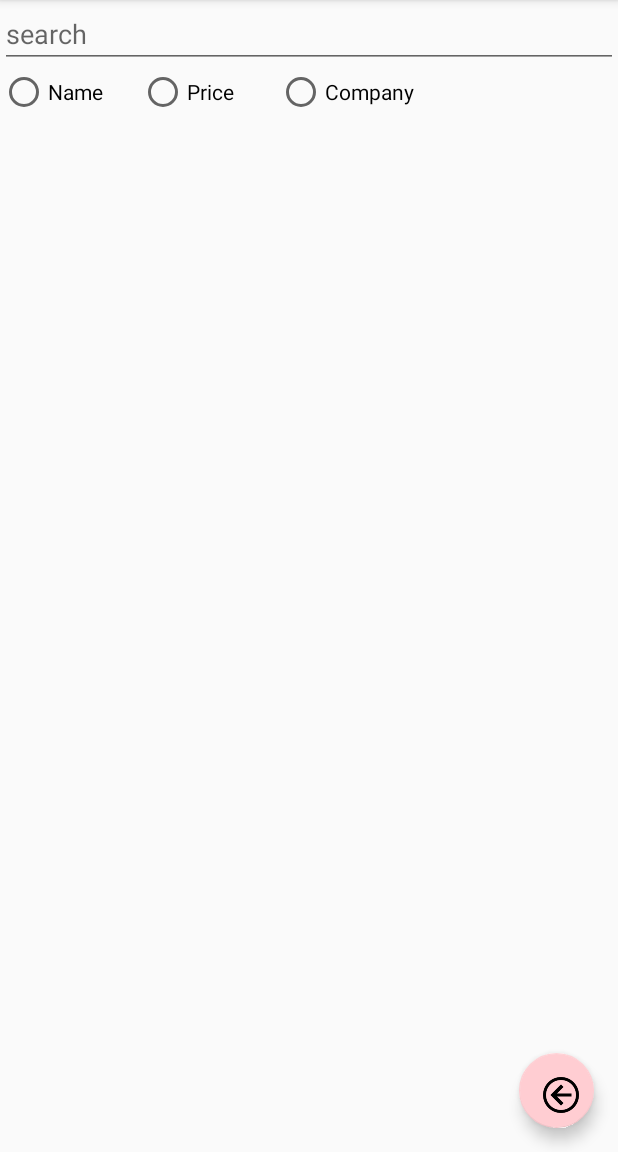
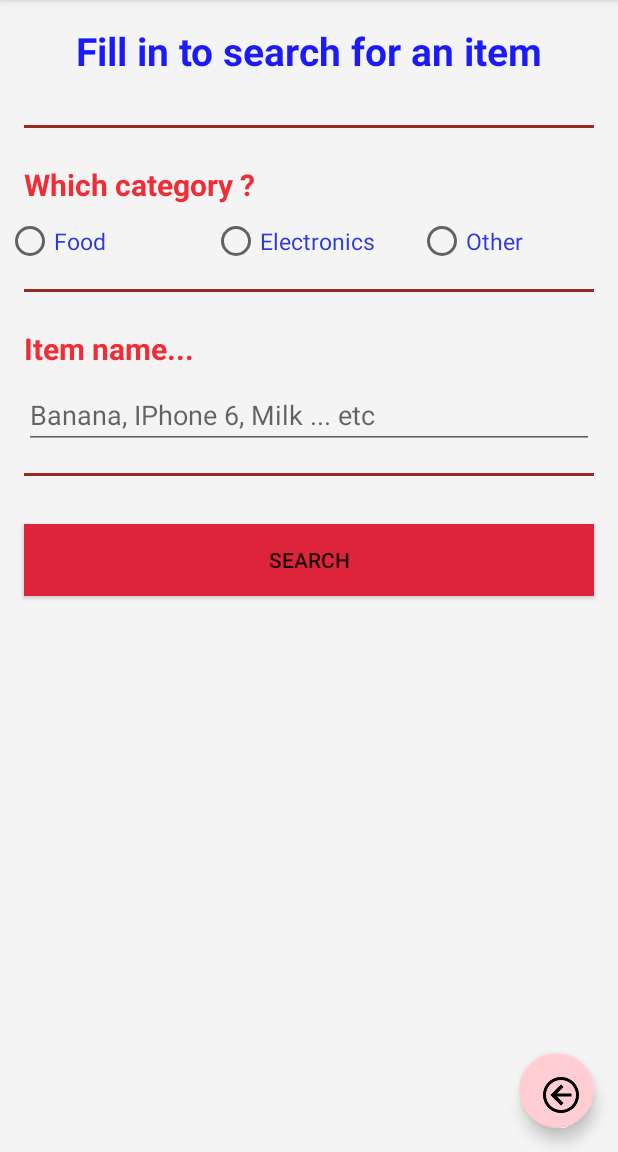
Before and after one commit to hyaym20/OffersProject, an Android app: the UserPage screen opened directly, with no data from a screen before it, after a tap on an icon or button, on a phone screen of 412 x 824 dp, the part 84-1236 px from its top. Run offline under Robolectric (Android 15) with nearby library versions, the phone set to English and light mode, and no system bars; our stand-ins replace Picasso; pictures from the network do not load; 1 statement that could not run was skipped.

Commit message:
Search Layout changed

```diff
--- a/Offers/app/src/main/java/com/example/android/offers/UserPage.java
+++ b/Offers/app/src/main/java/com/example/android/offers/UserPage.java
@@ -16,6 +16,7 @@ import android.view.ViewGroup;
 import android.widget.EditText;
 import android.widget.ListView;
 import android.widget.RadioGroup;
+import android.widget.ScrollView;
 import android.widget.Toast;
 //import com.squareup.picasso.Picasso;
 
@@ -43,6 +44,7 @@ public class UserPage extends AppCompatActivity {
     public static RefreshData[] refreshData;
     public FloatingActionButton searchButton;
     public static EditText searchEditText;
+    public static ScrollView searchLayout;
     public RadioGroup searchRadioGroup;
     private MySQLConnector connectionClass; //Connection Class Variable
     ViewPager viewPager;
@@ -101,23 +103,23 @@ public class UserPage extends AppCompatActivity {
 
 
 
-        searchEditText = (EditText) findViewById(R.id.etSearch);
-        searchRadioGroup = (RadioGroup) findViewById(R.id.rgSearch);
+
+        searchLayout = (ScrollView) findViewById(R.id.Search_layout);
         searchButton = (FloatingActionButton) findViewById(R.id.search_button);
+
+
         searchButton.setOnClickListener(new View.OnClickListener() {
             @Override
             public void onClick(View v) {
                 if(searchEditText.isShown()){
-                    searchEditText.setVisibility(View.GONE);
-                    searchRadioGroup.setVisibility(View.GONE);
+                    searchLayout.setVisibility(View.GONE);
                     viewPager.setVisibility(View.VISIBLE);
                     tabLayout.setVisibility(View.VISIBLE);
                     searchButton.setImageResource(R.drawable.sharp_search_black_36);
 
                 }
                 else {
-                    searchEditText.setVisibility(View.VISIBLE);
-                    searchRadioGroup.setVisibility(View.VISIBLE);
+                    searchLayout.setVisibility(View.VISIBLE);
                     viewPager.setVisibility(View.GONE);
                     tabLayout.setVisibility(View.GONE);
                     searchButton.setImageResource(R.drawable.back_arrow);
--- a/Offers/app/src/main/res/layout/activity_login.xml
+++ b/Offers/app/src/main/res/layout/activity_login.xml
@@ -35,6 +35,12 @@
             android:layout_width="match_parent"
             android:layout_height="wrap_content"
             android:orientation="vertical">
+
+            <ImageView
+                android:layout_width="150dp"
+                android:layout_height="150dp"
+                android:layout_gravity="center"
+                android:src="@mipmap/ic_launcher_foreground"/>
 
             <TextView
                 android:layout_width="match_parent"
--- a/Offers/app/src/main/res/layout/demo_user_page.xml
+++ b/Offers/app/src/main/res/layout/demo_user_page.xml
@@ -6,18 +6,7 @@
     android:layout_height="match_parent"
     tools:context="com.example.android.offers.UserPage">
 
-    <!--<TextView
-        android:layout_width="match_parent"
-        android:layout_height="wrap_content"
-        android:id="@+id/Textvv"
-        android:paddingTop="20dp"
-        android:paddingBottom="20dp"
-        android:gravity="center"
-        android:textSize="20sp"
-        android:textStyle="bold"
-        android:text="My ListView App Using MSSQL+JDBC"/>
 
--->
     <android.support.design.widget.FloatingActionButton
         android:id="@+id/search_button"
         android:layout_width="50dp"
@@ -26,57 +15,99 @@
         android:layout_alignParentRight="true"
         android:layout_margin="@dimen/fab_margin"
         android:src="@drawable/sharp_search_black_36"/>
-    <EditText
-        android:imeOptions="actionSearch"
-        android:id="@+id/etSearch"
-        android:layout_width="fill_parent"
-        android:layout_height="wrap_content"
-        android:inputType="text"
-        android:hint="search"
-        android:visibility="gone"
-        />
 
-    <RadioGroup
-        android:id="@+id/rgSearch"
-        android:layout_width="wrap_content"
-        android:layout_height="wrap_content"
-        android:layout_below="@id/etSearch"
-        android:orientation="horizontal"
-        android:visibility="gone"
+    <ScrollView
+        android:id="@+id/Search_layout"
+        android:layout_width="match_parent"
+        android:layout_height="match_parent"
+        android:background="#72ecebeb"
+        android:visibility="gone">
 
 
-        >
+    <LinearLayout
 
-        <RadioButton
-        android:id="@+id/nameRB"
-            android:layout_width="match_parent"
-            android:layout_weight="1"
-            android:layout_height="wrap_content"
-        android:text="Name         " />
+        android:layout_width="match_parent"
+        android:layout_height="match_parent"
+        android:orientation="vertical">
 
-        <RadioButton
-            android:id="@+id/priceRB"
+
+    <TextView
+        android:layout_width="match_parent"
+        android:layout_height="wrap_content"
+        android:layout_margin="16dp"
+        android:gravity="center_horizontal"
+        android:text="Fill in to search for an item"
+        android:textColor="#1b1bf9"
+        android:textSize="26sp"
+        android:textStyle="bold" />
+
+    <View style="@style/Line" />
+
+
+        <TextView
+            style="@style/Question"
+            android:text="Which category ?" />
+
+        <RadioGroup
             android:layout_width="match_parent"
             android:layout_height="wrap_content"
-            android:layout_weight="1"
+            android:orientation="horizontal">
 
-            android:text="Price     " />
+            <RadioButton
+                style="@style/Answer"
+                android:id="@+id/Food_RadioButton"
+                android:text="Food" />
 
-        <RadioButton
-            android:id="@+id/companyRB"
+            <RadioButton
+                style="@style/Answer"
+                android:id="@+id/Electronics_RadioButton"
+                android:text="Electronics" />
+
+            <RadioButton
+                android:id="@+id/Other_RadioButton"
+                style="@style/Answer"
+                android:text="Other" />
+
+
+        </RadioGroup>
+        <View style="@style/Line" />
+
+        <TextView
+            style="@style/Question"
+            android:text="Item name..." />
+
+        <EditText
+            android:id="@+id/item_name_Field"
             android:layout_width="match_parent"
-            android:layout_weight="1"
             android:layout_height="wrap_content"
-            android:text="Company  " />
-    </RadioGroup>
+            android:layout_marginLeft="16dp"
+            android:layout_marginRight="16dp"
+            android:hint="Banana, IPhone 6, Milk ... etc"
+            android:inputType="textCapWords" />
+
+        <View style="@style/Line" />
+
+
+        <Button
+            android:layout_width="match_parent"
+            android:layout_height="wrap_content"
+            android:layout_margin="16dp"
+            android:background="#de243a"
+            android:text="Search" />
+    </LinearLayout>
+    </ScrollView>
+
+
 
     <android.support.design.widget.TabLayout
         android:id="@+id/tab_layout"
         android:layout_width="match_parent"
         android:layout_height="wrap_content"
         app:tabIndicatorColor="#d22f2f"
-        android:layout_below="@id/etSearch"
+        android:layout_below="@id/Search_layout"
         app:tabSelectedTextColor="#f34336" />
+
+
    <!-- <ListView
         android:layout_width="match_parent"
         android:layout_height="match_parent"
@@ -84,6 +115,7 @@
         android:layout_below="@+id/tab_layout"
         android:choiceMode="multipleChoice"
         android:id="@+id/listView" /> -->
+
     <android.support.v4.view.ViewPager
         android:id="@+id/view_pager"
         android:layout_width="match_parent"
--- a/Offers/app/src/main/res/layout/fragment_row.xml
+++ b/Offers/app/src/main/res/layout/fragment_row.xml
@@ -12,7 +12,7 @@
         android:layout_width="88dp"
         android:layout_height="88dp"
         android:background="@android:color/white"
-        android:src="@mipmap/ic_launcher" />
+        android:src="@drawable/ic_launcher" />
 
     <LinearLayout
         android:id="@+id/container"
--- a/Offers/app/src/main/res/values/strings.xml
+++ b/Offers/app/src/main/res/values/strings.xml
@@ -1,3 +1,4 @@
+
 <resources>
     <string name="app_name">Offers</string>
 
@@ -19,4 +20,9 @@
     <string name="type">Banana</string>
     <string name="price">20 SR</string>
     <string name="location">Al-Othaim Mall</string>
+
+    <!-- String related to the user page-->
+    <string name="it_s_a_product_lonely_here">It\'s a product lonely here...</string>
+    <string name="no_offers">No offers yet!</string>
+
 </resources>
--- a/Offers/app/src/main/res/values/styles.xml
+++ b/Offers/app/src/main/res/values/styles.xml
@@ -1,3 +1,5 @@
+<!-- Styles -->
+
 <resources>
 
     <!-- Base application theme. -->
@@ -17,4 +19,38 @@
         <item name="android:textAppearance">?android:textAppearanceSmall</item>
     </style>
 
+    <!-- The style for questions -->
+    <style name="Question">
+        <item name="android:layout_width">match_parent</item>
+        <item name="android:layout_height">wrap_content</item>
+        <item name="android:textSize">20sp</item>
+        <item name="android:textColor">#f02d37</item>
+        <item name="android:textStyle">bold</item>
+        <item name="android:layout_marginLeft">16dp</item>
+        <item name="android:layout_marginRight">16dp</item>
+        <item name="android:layout_marginTop">8dp</item>
+        <item name="android:layout_marginBottom">8dp</item>
+    </style>
+
+    <!-- The style for each line between each question -->
+    <style name="Line">
+        <item name="android:background">#972b22</item>
+        <item name="android:layout_width">match_parent</item>
+        <item name="android:layout_height">2dp</item>
+        <item name="android:layout_marginTop">16dp</item>
+        <item name="android:layout_marginBottom">16dp</item>
+        <item name="android:layout_marginRight">16dp</item>
+        <item name="android:layout_marginLeft">16dp</item>
+
+    </style>
+
+    <!-- The style for answers -->
+    <style name="Answer">
+        <item name="android:layout_width">0dp</item>
+        <item name="android:layout_height">wrap_content</item>
+        <item name="android:layout_weight">1</item>
+        <item name="android:layout_marginLeft">4dp</item>
+        <item name="android:textSize">15sp</item>
+        <item name="android:textColor">#303bd3</item>
+    </style>
 </resources>
```
Also changed, not shown: Offers/app/src/main/res/drawable-hdpi/ic_launcher.png (added), Offers/app/src/main/res/drawable-mdpi/ic_launcher.png (added), Offers/app/src/main/res/drawable-xhdpi/ic_launcher.png (added), Offers/app/src/main/res/drawable-xxhdpi/ic_launcher.png (added), Offers/app/src/main/res/drawable-xxxhdpi/ic_launcher.png (added), 30 other files.
